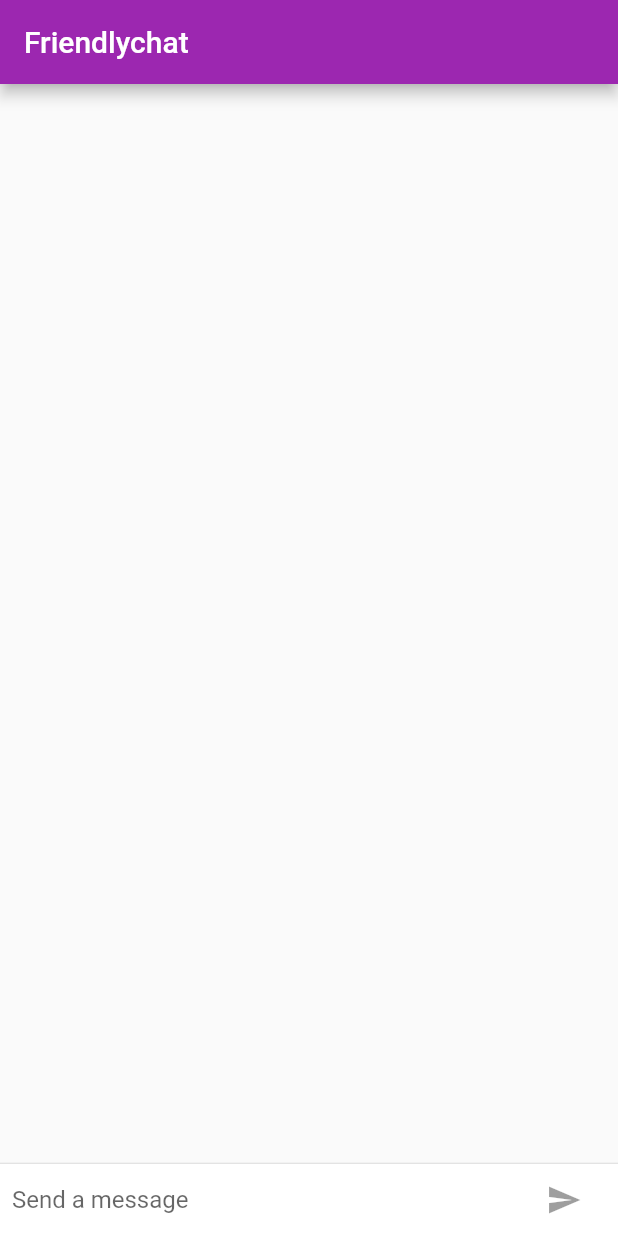
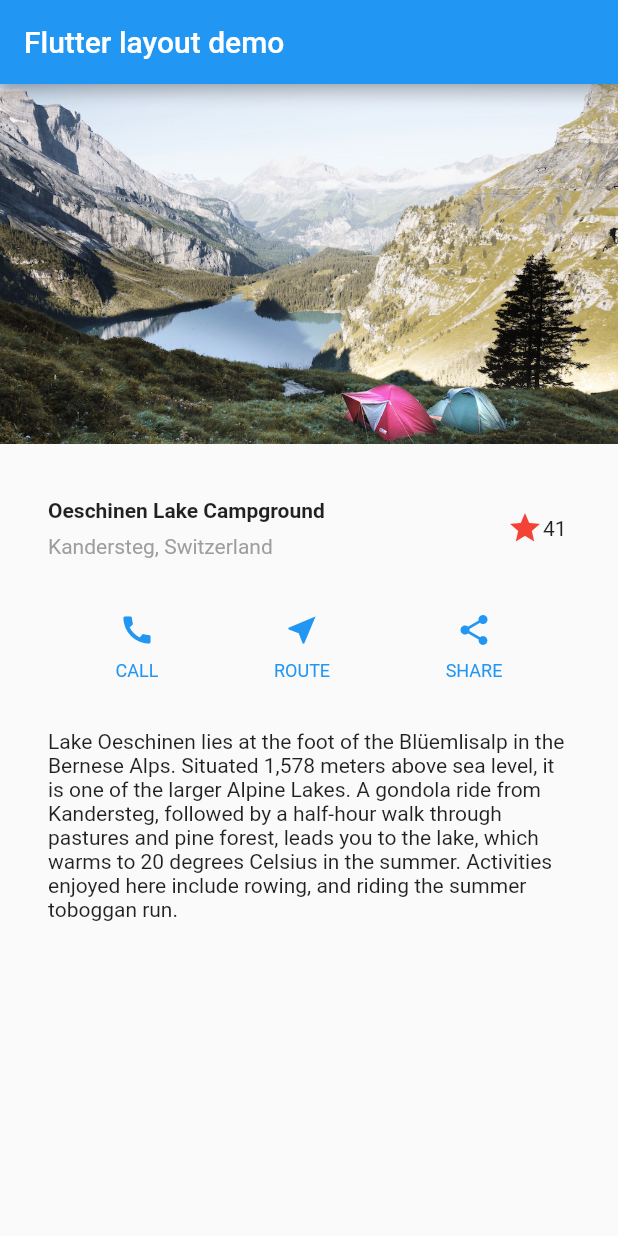
Before and after one commit to 2685387167/flutter_test, a Flutter app: the screen it shows after launch, on a phone screen of 412 x 824 dp. Run offline on Flutter 3.47's test engine with Material 2 defaults, Android fonts, the phone set to English and light mode, and no system bars.

Commit message:
第三天的状态管理

```diff
--- a/lib/main.dart
+++ b/lib/main.dart
@@ -1,199 +1,164 @@
 import 'package:flutter/material.dart';
-import 'package:flutter/foundation.dart'; //new
-import 'package:flutter/cupertino.dart'; //new
+// Uncomment lines 7 and 10 to view the visual layout at runtime.
+// import 'package:flutter/rendering.dart' show debugPaintSizeEnabled;
 
-// Modify the FriendlychatApp class definition in main.dart.
+void main() {
+  // debugPaintSizeEnabled = true;
+  runApp(MyApp());
+}
 
-class FriendlychatApp extends StatelessWidget {
+class MyApp extends StatelessWidget {
   @override
   Widget build(BuildContext context) {
-    return new MaterialApp(
-      title: "Friendlychat",
-      theme: defaultTargetPlatform == TargetPlatform.iOS //new
-          ? kIOSTheme //new
-          : kDefaultTheme, //new
-      home: new ChatScreen(),
+    Widget titleSection = Container(
+      padding: const EdgeInsets.all(32),
+      child: Row(
+        children: [
+          Expanded(
+            /*1*/
+            child: Column(
+              crossAxisAlignment: CrossAxisAlignment.start,
+              children: [
+                /*2*/
+                Container(
+                  padding: const EdgeInsets.only(bottom: 8),
+                  child: Text(
+                    'Oeschinen Lake Campground',
+                    style: TextStyle(
+                      fontWeight: FontWeight.bold,
+                    ),
+                  ),
+                ),
+                Text(
+                  'Kandersteg, Switzerland',
+                  style: TextStyle(
+                    color: Colors.grey[500],
+                  ),
+                ),
+              ],
+            ),
+          ),
+          /*3*/
+          // 此处实现了点击收藏与取消收藏
+          FavoriteWidget(),
+        ],
+      ),
+    );
+
+    Color color = Theme.of(context).primaryColor;
+
+    Widget buttonSection = Container(
+      child: Row(
+        mainAxisAlignment: MainAxisAlignment.spaceEvenly,
+        children: [
+          _buildButtonColumn(color, Icons.call, 'CALL'),
+          _buildButtonColumn(color, Icons.near_me, 'ROUTE'),
+          _buildButtonColumn(color, Icons.share, 'SHARE'),
+        ],
+      ),
+    );
+
+    Widget textSection = Container(
+      padding: const EdgeInsets.all(32),
+      child: Text(
+        'Lake Oeschinen lies at the foot of the Blüemlisalp in the Bernese '
+        'Alps. Situated 1,578 meters above sea level, it is one of the '
+        'larger Alpine Lakes. A gondola ride from Kandersteg, followed by a '
+        'half-hour walk through pastures and pine forest, leads you to the '
+        'lake, which warms to 20 degrees Celsius in the summer. Activities '
+        'enjoyed here include rowing, and riding the summer toboggan run.',
+        softWrap: true,
+      ),
+    );
+
+    return MaterialApp(
+      title: 'Flutter layout demo',
+      home: Scaffold(
+        appBar: AppBar(
+          title: Text('Flutter layout demo'),
+        ),
+        body: ListView(
+          children: [
+            Image.asset(
+              'images/lake.jpg',
+              width: 600,
+              height: 240,
+              fit: BoxFit.cover,
+            ),
+            titleSection,
+            buttonSection,
+            textSection,
+          ],
+        ),
+      ),
+    );
+  }
+
+  Column _buildButtonColumn(Color color, IconData icon, String label) {
+    return Column(
+      mainAxisSize: MainAxisSize.min,
+      mainAxisAlignment: MainAxisAlignment.center,
+      children: [
+        Icon(icon, color: color),
+        Container(
+          margin: const EdgeInsets.only(top: 8),
+          child: Text(
+            label,
+            style: TextStyle(
+              fontSize: 12,
+              fontWeight: FontWeight.w400,
+              color: color,
+            ),
+          ),
+        ),
+      ],
     );
   }
 }
 
-void main() {
-  runApp(new FriendlychatApp());
+class FavoriteWidget extends StatefulWidget {
+  @override
+  _FavoriteWidgetState createState() => _FavoriteWidgetState();
 }
 
-class ChatScreen extends StatefulWidget {
-  //modified
-  @override //new
-  State createState() => new ChatScreenState(); //new
-}
+class _FavoriteWidgetState extends State<FavoriteWidget> {
+  bool _isFavorited = true;
+  int _favoriteCount = 41;
 
-// Add the ChatScreenState class definition in main.dart.
-
-class ChatScreenState extends State<ChatScreen> with TickerProviderStateMixin {
-  //new
-  final List<ChatMessage> _messages = <ChatMessage>[];
-  final TextEditingController _textController = new TextEditingController();
-  bool _isComposing = false;
-  @override
-  Widget build(BuildContext context) {
-    return new Scaffold(
-      appBar: new AppBar(
-        title: new Text("Friendlychat"),
-        elevation: Theme.of(context).platform == TargetPlatform.iOS ? 0.0 : 4.0,
-      ),
-      body: new Container(
-          //modified
-          child: new Column(
-            //modified
-            children: <Widget>[
-              new Flexible(
-                child: new ListView.builder(
-                  padding: new EdgeInsets.all(8.0),
-                  reverse: true,
-                  itemBuilder: (_, int index) => _messages[index],
-                  itemCount: _messages.length,
-                ),
-              ),
-              new Divider(height: 1.0),
-              new Container(
-                decoration:
-                    new BoxDecoration(color: Theme.of(context).cardColor),
-                child: _buildTextComposer(),
-              ),
-            ],
-          ),
-          decoration: Theme.of(context).platform == TargetPlatform.iOS //new
-              ? new BoxDecoration(
-                  //new
-                  border: //new
-                      new Border(
-                          top: new BorderSide(color: Colors.grey[200]))) //new
-              : null), //new
-    );
-  }
-
-  Widget _buildTextComposer() {
-    return new IconTheme(
-        data: new IconThemeData(color: Theme.of(context).accentColor),
-        child: new Container(
-          margin: const EdgeInsets.symmetric(horizontal: 8.0),
-          child: new Row(children: <Widget>[
-            new Flexible(
-              child: new TextField(
-                controller: _textController,
-                onChanged: (String text) {
-                  //new
-                  setState(() {
-                    //new
-                    _isComposing = text.length > 0; //new
-                  }); //new
-                }, //new
-                onSubmitted: _handleSubmitted,
-                decoration:
-                    new InputDecoration.collapsed(hintText: "Send a message"),
-              ),
-            ),
-            new Container(
-                margin: new EdgeInsets.symmetric(horizontal: 4.0),
-                child: Theme.of(context).platform == TargetPlatform.iOS
-                    ? //modified
-                    new CupertinoButton(
-                        //new
-                        child: new Text("Send"), //new
-                        onPressed: _isComposing //new
-                            ? () => _handleSubmitted(_textController.text) //new
-                            : null,
-                      )
-                    : //new
-                    new IconButton(
-                        //modified
-                        icon: new Icon(Icons.send),
-                        onPressed: _isComposing
-                            ? () => _handleSubmitted(_textController.text)
-                            : null,
-                      )),
-          ]),
-        ));
-  }
-
-  void _handleSubmitted(String text) {
-    _textController.clear();
+  void _toggleFavorite() {
     setState(() {
-      //new
-      _isComposing = false; //new
-    }); //new
-    ChatMessage message = new ChatMessage(
-      text: text,
-      animationController: new AnimationController(
-        duration: new Duration(milliseconds: 700),
-        vsync: this,
-      ),
-    );
-    setState(() {
-      _messages.insert(0, message);
+      if (_isFavorited) {
+        _favoriteCount -= 1;
+        _isFavorited = false;
+      } else {
+        _favoriteCount += 1;
+        _isFavorited = true;
+      }
     });
-    message.animationController.forward();
   }
 
   @override
-  void dispose() {
-    //new
-    for (ChatMessage message in _messages) //new
-      message.animationController.dispose(); //new
-    super.dispose(); //new
+  Widget build(BuildContext context) {
+    return Row(
+      mainAxisSize: MainAxisSize.min,
+      children: [
+        Container(
+          padding: EdgeInsets.all(0),
+          child: IconButton(
+            padding: EdgeInsets.all(0),
+            alignment: Alignment.centerRight,
+            icon: (_isFavorited ? Icon(Icons.star) : Icon(Icons.star_border)),
+            color: Colors.red[500],
+            onPressed: _toggleFavorite,
+          ),
+        ),
+        SizedBox(
+          width: 18,
+          child: Container(
+            child: Text('$_favoriteCount'),
+          ),
+        ),
+      ],
+    );
   }
 }
-
-class ChatMessage extends StatelessWidget {
-  ChatMessage({this.text, this.animationController});
-  final String text;
-  final AnimationController animationController;
-  @override
-  Widget build(BuildContext context) {
-    return new SizeTransition(
-        //new
-        sizeFactor: new CurvedAnimation(
-            //new
-            parent: animationController, //new
-            curve: Curves.easeOut //new
-            ), //new
-        axisAlignment: 0.0, //new
-        child: new Container(
-          //modified
-          margin: const EdgeInsets.symmetric(vertical: 10.0),
-          child: new Row(
-            crossAxisAlignment: CrossAxisAlignment.start,
-            children: <Widget>[
-              new Container(
-                margin: const EdgeInsets.only(right: 16.0),
-                child: new CircleAvatar(child: new Text(_name[0])),
-              ),
-              new Column(
-                crossAxisAlignment: CrossAxisAlignment.start,
-                children: <Widget>[
-                  new Text(_name, style: Theme.of(context).textTheme.subhead),
-                  new Container(
-                    margin: const EdgeInsets.only(top: 5.0),
-                    child: new Text(text),
-                  ),
-                ],
-              ),
-            ],
-          ),
-        ) //new
-        );
-  }
-}
-
-const String _name = "Your Name";
-
-final ThemeData kIOSTheme = new ThemeData(
-  primarySwatch: Colors.orange,
-  primaryColor: Colors.grey[100],
-  primaryColorBrightness: Brightness.light,
-);
-
-final ThemeData kDefaultTheme = new ThemeData(
-  primarySwatch: Colors.purple,
-  accentColor: Colors.orangeAccent[400],
-);
--- a/pubspec.yaml
+++ b/pubspec.yaml
@@ -21,6 +21,7 @@ environment:
   sdk: ">=2.7.0 <3.0.0"
 
 dependencies:
+  provider: ^4.3.2+3
   flutter:
     sdk: flutter
 
```
Also changed, not shown: pubspec.lock.
